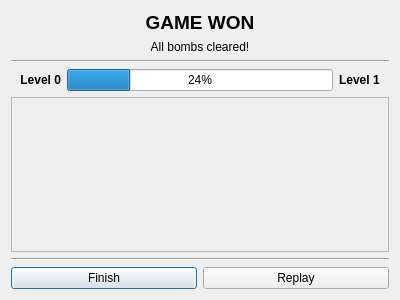
Old version of the form src/ui/enddialog.ui in the repository anton-fischer/cpp-minesweeper.
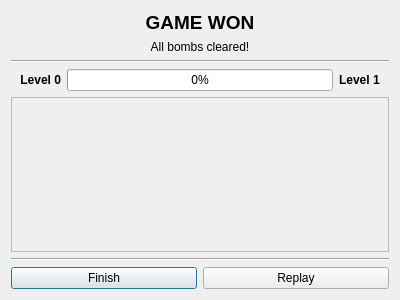
New version of the form.

What changed in the file:
```diff
--- a/src/ui/enddialog.ui
+++ b/src/ui/enddialog.ui
@@ -100,7 +100,7 @@
         </size>
        </property>
        <property name="value">
-        <number>24</number>
+        <number>0</number>
        </property>
       </widget>
      </item>
```
